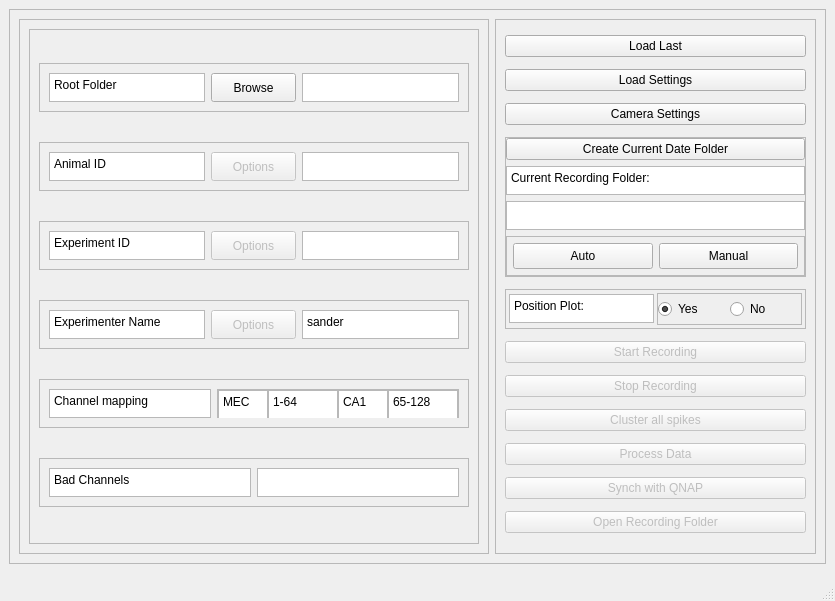
Qt form RecordingManagerDesign.ui (Barry-lab/openEPhys_DACQ) before a commit.
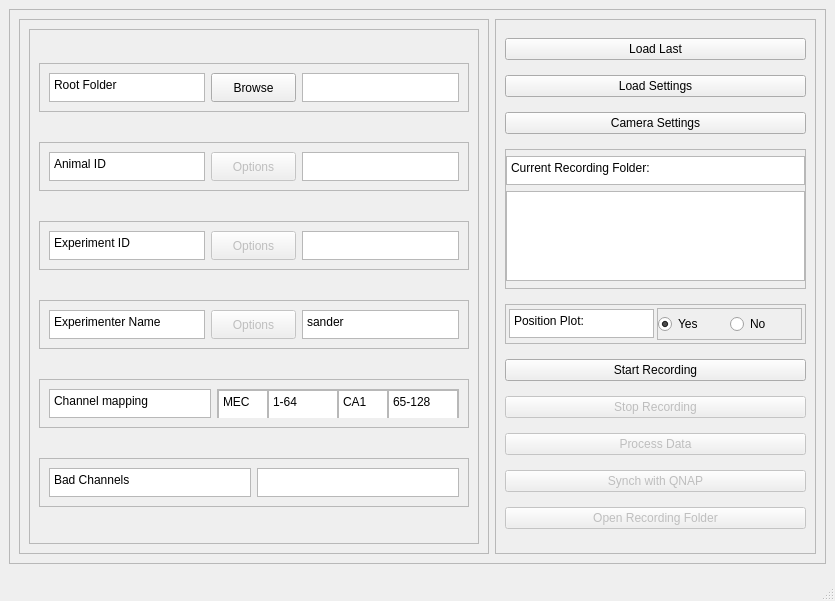
The same form after that commit.

Commit message: Now RecordingManager.py controls OpenEphys GUI

The edit to the form file:
```diff
--- a/RecordingManagerDesign.ui
+++ b/RecordingManagerDesign.ui
@@ -529,7 +529,7 @@
          <property name="frameShadow">
           <enum>QFrame::Raised</enum>
          </property>
-         <layout class="QVBoxLayout" name="verticalLayout_2" stretch="0,0,0,0,0,0,0,0,0,0,0">
+         <layout class="QVBoxLayout" name="verticalLayout_2" stretch="0,0,0,0,0,0,0,0,0,0">
           <item>
            <widget class="QPushButton" name="pb_load_last">
             <property name="text">
@@ -566,16 +566,12 @@
              <enum>QFrame::Raised</enum>
             </property>
             <layout class="QVBoxLayout" name="verticalLayout_4">
+             <property name="spacing">
+              <number>0</number>
+             </property>
              <property name="margin">
               <number>0</number>
              </property>
-             <item>
-              <widget class="QPushButton" name="pb_make_date_folder">
-               <property name="text">
-                <string>Create Current Date Folder</string>
-               </property>
-              </widget>
-             </item>
              <item>
               <widget class="QPlainTextEdit" name="plainTextEdit">
                <property name="maximumSize">
@@ -603,7 +599,7 @@
                <property name="maximumSize">
                 <size>
                  <width>16777215</width>
-                 <height>29</height>
+                 <height>90</height>
                 </size>
                </property>
                <property name="verticalScrollBarPolicy">
@@ -613,55 +609,11 @@
                 <enum>Qt::ScrollBarAlwaysOff</enum>
                </property>
                <property name="lineWrapMode">
-                <enum>QPlainTextEdit::NoWrap</enum>
+                <enum>QPlainTextEdit::WidgetWidth</enum>
                </property>
-              </widget>
-             </item>
-             <item>
-              <widget class="QFrame" name="frame">
-               <property name="maximumSize">
-                <size>
-                 <width>16777215</width>
-                 <height>45</height>
-                </size>
+               <property name="readOnly">
+                <bool>true</bool>
                </property>
-               <property name="frameShape">
-                <enum>QFrame::StyledPanel</enum>
-               </property>
-               <property name="frameShadow">
-                <enum>QFrame::Raised</enum>
-               </property>
-               <layout class="QHBoxLayout" name="horizontalLayout_2">
-                <property name="margin">
-                 <number>6</number>
-                </property>
-                <item>
-                 <widget class="QPushButton" name="pb_auto_rec_folder">
-                  <property name="maximumSize">
-                   <size>
-                    <width>16777215</width>
-                    <height>29</height>
-                   </size>
-                  </property>
-                  <property name="text">
-                   <string>Auto</string>
-                  </property>
-                 </widget>
-                </item>
-                <item>
-                 <widget class="QPushButton" name="pb_manual_rec_folder">
-                  <property name="maximumSize">
-                   <size>
-                    <width>16777215</width>
-                    <height>29</height>
-                   </size>
-                  </property>
-                  <property name="text">
-                   <string>Manual</string>
-                  </property>
-                 </widget>
-                </item>
-               </layout>
               </widget>
              </item>
             </layout>
@@ -751,7 +703,7 @@
           <item>
            <widget class="QPushButton" name="pb_start_rec">
             <property name="enabled">
-             <bool>false</bool>
+             <bool>true</bool>
             </property>
             <property name="text">
              <string>Start Recording</string>
@@ -768,16 +720,6 @@
             </property>
            </widget>
           </item>
-          <item>
-           <widget class="QPushButton" name="pb_cluster">
-            <property name="enabled">
-             <bool>false</bool>
-            </property>
-            <property name="text">
-             <string>Cluster all spikes</string>
-            </property>
-           </widget>
-          </item>
           <item>
            <widget class="QPushButton" name="pb_process_data">
             <property name="enabled">
```
The commit also changes 3 other files.
